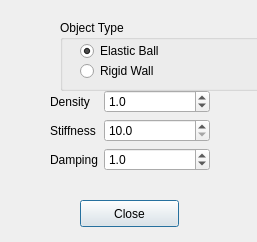
Old version of the form createobject.ui in the repository HackTheForce2D/HapticSoftware.
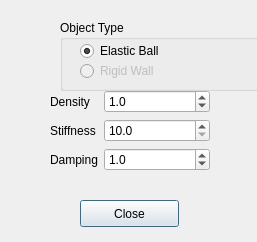
New version of the form.

```diff
--- a/createobject.ui
+++ b/createobject.ui
@@ -42,6 +42,9 @@
     </property>
    </widget>
    <widget class="QRadioButton" name="SelectWall">
+    <property name="enabled">
+     <bool>false</bool>
+    </property>
     <property name="geometry">
      <rect>
       <x>20</x>
```
